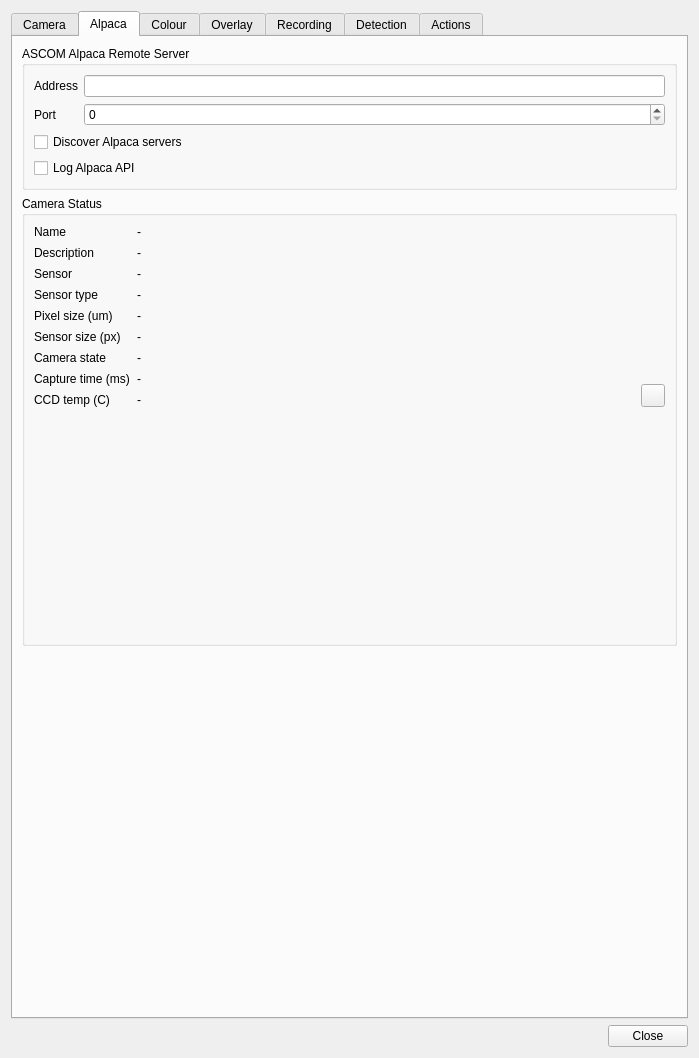
The window that plugins/feature/camera/camerasettingsdialog.ui (srcejon/sdrangel) describes before a commit, drawn with Qt 5.
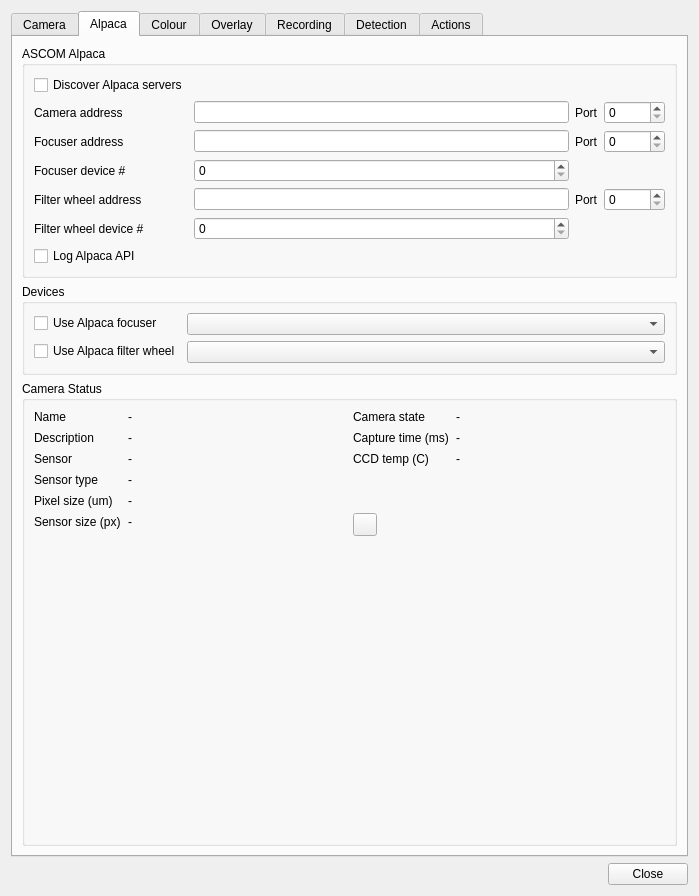
The same window after the commit. The open tabs and pages were chosen to show the change. Icons and pictures are not drawn.

Diff of the .ui file:
```diff
--- a/plugins/feature/camera/camerasettingsdialog.ui
+++ b/plugins/feature/camera/camerasettingsdialog.ui
@@ -6,8 +6,8 @@
    <rect>
     <x>0</x>
     <y>0</y>
-    <width>683</width>
-    <height>710</height>
+    <width>687</width>
+    <height>896</height>
    </rect>
   </property>
   <property name="windowTitle">
@@ -17,7 +17,7 @@
    <item>
     <widget class="QTabWidget" name="tabWidget">
      <property name="currentIndex">
-      <number>0</number>
+      <number>1</number>
      </property>
      <widget class="QWidget" name="cameraTab">
       <attribute name="title">
@@ -581,180 +581,45 @@
            </widget>
           </widget>
          </item>
-       </layout>
-       </item>
-       <item>
-       <widget class="QGroupBox" name="alpacaFocuserGroup">
-         <property name="title">
-          <string>Alpaca Focuser</string>
-         </property>
-         <layout class="QFormLayout" name="alpacaFocuserLayout">
-          <item row="0" column="0" colspan="2">
-           <widget class="QCheckBox" name="alpacaFocuserEnabledCheck">
-            <property name="text">
-             <string>Use Alpaca focuser</string>
-            </property>
-           </widget>
-          </item>
-         <item row="1" column="0">
-          <widget class="QLabel" name="alpacaFocuserComboLabel">
+         <item row="18" column="0">
+          <widget class="QLabel" name="alpacaFocusPositionLabel">
            <property name="text">
-            <string>Focuser</string>
+            <string>Focus position</string>
            </property>
           </widget>
          </item>
-         <item row="1" column="1">
-          <widget class="QComboBox" name="alpacaFocuserCombo">
-           <property name="toolTip">
-            <string>Discovered Alpaca focusers</string>
+         <item row="18" column="1">
+          <widget class="QSpinBox" name="alpacaFocusPositionSpin">
+           <property name="maximum">
+            <number>1000000</number>
            </property>
           </widget>
          </item>
-         <item row="2" column="0">
-          <widget class="QLabel" name="alpacaFocuserHostLabel">
+         <item row="20" column="0">
+          <widget class="QLabel" name="alpacaFocusStepSizeLabel">
            <property name="text">
-            <string>Focuser host</string>
+            <string>Focus step size</string>
            </property>
           </widget>
          </item>
-          <item row="2" column="1">
-           <widget class="QLineEdit" name="alpacaFocuserHostEdit"/>
-          </item>
-          <item row="3" column="0">
-           <widget class="QLabel" name="alpacaFocuserPortLabel">
-            <property name="text">
-             <string>Focuser port</string>
-            </property>
-           </widget>
-          </item>
-          <item row="3" column="1">
-           <widget class="QSpinBox" name="alpacaFocuserPortSpin">
-            <property name="maximum">
-             <number>65535</number>
-            </property>
-           </widget>
-          </item>
-          <item row="4" column="0">
-           <widget class="QLabel" name="alpacaFocuserDeviceNumberLabel">
-            <property name="text">
-             <string>Focuser device #</string>
-            </property>
-           </widget>
-          </item>
-          <item row="4" column="1">
-           <widget class="QSpinBox" name="alpacaFocuserDeviceNumberSpin">
-            <property name="maximum">
-             <number>1024</number>
-            </property>
-           </widget>
-          </item>
-          <item row="5" column="0">
-           <widget class="QLabel" name="alpacaFocusPositionLabel">
-            <property name="text">
-             <string>Focus position</string>
-            </property>
-           </widget>
-          </item>
-          <item row="5" column="1">
-           <widget class="QSpinBox" name="alpacaFocusPositionSpin">
-            <property name="maximum">
-             <number>1000000</number>
-            </property>
-           </widget>
-          </item>
-          <item row="6" column="0">
-           <widget class="QLabel" name="alpacaFocusStepSizeLabel">
-            <property name="text">
-             <string>Focus step size</string>
-            </property>
-           </widget>
-          </item>
-          <item row="6" column="1">
-           <widget class="QSpinBox" name="alpacaFocusStepSizeSpin">
-            <property name="minimum">
-             <number>1</number>
-            </property>
-            <property name="maximum">
-             <number>100000</number>
-            </property>
-           </widget>
-          </item>
-        </layout>
-       </widget>
-      </item>
-      <item>
-       <widget class="QGroupBox" name="alpacaFilterWheelGroup">
-        <property name="title">
-         <string>Alpaca Filter Wheel</string>
-        </property>
-        <layout class="QFormLayout" name="alpacaFilterWheelLayout">
-         <item row="0" column="0" colspan="2">
-          <widget class="QCheckBox" name="alpacaFilterWheelEnabledCheck">
-           <property name="text">
-            <string>Use Alpaca filter wheel</string>
+         <item row="20" column="1">
+          <widget class="QSpinBox" name="alpacaFocusStepSizeSpin">
+           <property name="minimum">
+            <number>1</number>
            </property>
-          </widget>
-         </item>
-         <item row="1" column="0">
-          <widget class="QLabel" name="alpacaFilterWheelComboLabel">
-           <property name="text">
-            <string>Filter wheel</string>
-           </property>
-          </widget>
-         </item>
-         <item row="1" column="1">
-          <widget class="QComboBox" name="alpacaFilterWheelCombo">
-           <property name="toolTip">
-            <string>Discovered Alpaca filter wheels</string>
-           </property>
-          </widget>
-         </item>
-         <item row="2" column="0">
-          <widget class="QLabel" name="alpacaFilterWheelHostLabel">
-           <property name="text">
-            <string>Filter wheel host</string>
-           </property>
-          </widget>
-         </item>
-         <item row="2" column="1">
-          <widget class="QLineEdit" name="alpacaFilterWheelHostEdit"/>
-         </item>
-         <item row="3" column="0">
-          <widget class="QLabel" name="alpacaFilterWheelPortLabel">
-           <property name="text">
-            <string>Filter wheel port</string>
-           </property>
-          </widget>
-         </item>
-         <item row="3" column="1">
-          <widget class="QSpinBox" name="alpacaFilterWheelPortSpin">
            <property name="maximum">
-            <number>65535</number>
+            <number>100000</number>
            </property>
           </widget>
          </item>
-         <item row="4" column="0">
-          <widget class="QLabel" name="alpacaFilterWheelDeviceNumberLabel">
-           <property name="text">
-            <string>Filter wheel device #</string>
-           </property>
-          </widget>
-         </item>
-         <item row="4" column="1">
-          <widget class="QSpinBox" name="alpacaFilterWheelDeviceNumberSpin">
-           <property name="maximum">
-            <number>1024</number>
-           </property>
-          </widget>
-         </item>
-         <item row="5" column="0">
+         <item row="21" column="0">
           <widget class="QLabel" name="alpacaFilterWheelPositionLabel">
            <property name="text">
             <string>Filter</string>
            </property>
           </widget>
          </item>
-         <item row="5" column="1">
+         <item row="21" column="1">
           <widget class="QComboBox" name="alpacaFilterWheelPositionCombo">
            <property name="toolTip">
             <string>Filter wheel position using the Alpaca names list</string>
@@ -762,10 +627,9 @@
           </widget>
          </item>
         </layout>
-       </widget>
-      </item>
-      <item>
-       <spacer name="verticalSpacer_5">
+       </item>
+       <item>
+        <spacer name="verticalSpacer_5">
          <property name="orientation">
           <enum>Qt::Orientation::Vertical</enum>
          </property>
@@ -787,41 +651,20 @@
        <item>
         <widget class="QGroupBox" name="alpacaServerSettingsGroup">
          <property name="title">
-          <string>ASCOM Alpaca Remote Server</string>
+          <string>ASCOM Alpaca</string>
          </property>
-         <layout class="QFormLayout" name="formLayout">
+         <layout class="QGridLayout" name="gridLayout_10">
+          <item row="3" column="1">
+           <widget class="QLineEdit" name="alpacaFocuserHostEdit"/>
+          </item>
+          <item row="5" column="0">
+           <widget class="QLabel" name="alpacaFocuserDeviceNumberLabel">
+            <property name="text">
+             <string>Focuser device #</string>
+            </property>
+           </widget>
+          </item>
           <item row="0" column="0">
-           <widget class="QLabel" name="alpacaHostLabel">
-            <property name="text">
-             <string>Address</string>
-            </property>
-           </widget>
-          </item>
-          <item row="0" column="1">
-           <widget class="QLineEdit" name="alpacaHostEdit">
-            <property name="toolTip">
-             <string>IP address / hostname of ASCOM Remote Server</string>
-            </property>
-           </widget>
-          </item>
-          <item row="1" column="0">
-           <widget class="QLabel" name="alpacaPortLabel">
-            <property name="text">
-             <string>Port</string>
-            </property>
-           </widget>
-          </item>
-          <item row="1" column="1">
-           <widget class="QSpinBox" name="alpacaPortSpin">
-            <property name="toolTip">
-             <string>IP port number for ASCOM Remote Server</string>
-            </property>
-            <property name="maximum">
-             <number>65535</number>
-            </property>
-           </widget>
-          </item>
-          <item row="2" column="0" colspan="2">
            <widget class="QCheckBox" name="alpacaDiscoveryCheck">
             <property name="toolTip">
              <string>Discover Alpaca servers on the local network and populate the camera list from the responses</string>
@@ -831,7 +674,28 @@
             </property>
            </widget>
           </item>
-          <item row="3" column="0" colspan="2">
+          <item row="6" column="0">
+           <widget class="QLabel" name="alpacaFilterWheelHostLabel">
+            <property name="text">
+             <string>Filter wheel address</string>
+            </property>
+           </widget>
+          </item>
+          <item row="5" column="1">
+           <widget class="QSpinBox" name="alpacaFocuserDeviceNumberSpin">
+            <property name="maximum">
+             <number>1024</number>
+            </property>
+           </widget>
+          </item>
+          <item row="8" column="1">
+           <widget class="QSpinBox" name="alpacaFilterWheelDeviceNumberSpin">
+            <property name="maximum">
+             <number>1024</number>
+            </property>
+           </widget>
+          </item>
+          <item row="9" column="0">
            <widget class="QCheckBox" name="alpacaApiLogCheck">
             <property name="toolTip">
              <string>Log Alpaca API requests and responses using qDebug</string>
@@ -841,6 +705,119 @@
             </property>
            </widget>
           </item>
+          <item row="8" column="0">
+           <widget class="QLabel" name="alpacaFilterWheelDeviceNumberLabel">
+            <property name="text">
+             <string>Filter wheel device #</string>
+            </property>
+           </widget>
+          </item>
+          <item row="1" column="2">
+           <widget class="QLabel" name="alpacaPortLabel">
+            <property name="text">
+             <string>Port</string>
+            </property>
+           </widget>
+          </item>
+          <item row="1" column="1">
+           <widget class="QLineEdit" name="alpacaHostEdit">
+            <property name="toolTip">
+             <string>IP address / hostname of ASCOM Remote Server</string>
+            </property>
+           </widget>
+          </item>
+          <item row="6" column="1">
+           <widget class="QLineEdit" name="alpacaFilterWheelHostEdit"/>
+          </item>
+          <item row="3" column="0">
+           <widget class="QLabel" name="alpacaFocuserHostLabel">
+            <property name="text">
+             <string>Focuser address</string>
+            </property>
+           </widget>
+          </item>
+          <item row="1" column="0">
+           <widget class="QLabel" name="alpacaHostLabel">
+            <property name="text">
+             <string>Camera address</string>
+            </property>
+           </widget>
+          </item>
+          <item row="1" column="3">
+           <widget class="QSpinBox" name="alpacaPortSpin">
+            <property name="toolTip">
+             <string>IP port number for ASCOM Remote Server</string>
+            </property>
+            <property name="maximum">
+             <number>65535</number>
+            </property>
+           </widget>
+          </item>
+          <item row="3" column="2">
+           <widget class="QLabel" name="alpacaFocuserPortLabel">
+            <property name="text">
+             <string>Port</string>
+            </property>
+           </widget>
+          </item>
+          <item row="3" column="3">
+           <widget class="QSpinBox" name="alpacaFocuserPortSpin">
+            <property name="maximum">
+             <number>65535</number>
+            </property>
+           </widget>
+          </item>
+          <item row="6" column="2">
+           <widget class="QLabel" name="alpacaFilterWheelPortLabel">
+            <property name="text">
+             <string>Port</string>
+            </property>
+           </widget>
+          </item>
+          <item row="6" column="3">
+           <widget class="QSpinBox" name="alpacaFilterWheelPortSpin">
+            <property name="maximum">
+             <number>65535</number>
+            </property>
+           </widget>
+          </item>
+         </layout>
+        </widget>
+       </item>
+       <item>
+        <widget class="QGroupBox" name="alpacaDevicesGroup">
+         <property name="title">
+          <string>Devices</string>
+         </property>
+         <layout class="QFormLayout" name="formLayout_3">
+          <item row="0" column="0">
+           <widget class="QCheckBox" name="alpacaFocuserEnabledCheck">
+            <property name="text">
+             <string>Use Alpaca focuser</string>
+            </property>
+           </widget>
+          </item>
+          <item row="0" column="1">
+           <widget class="QComboBox" name="alpacaFocuserCombo">
+            <property name="toolTip">
+             <string>Discovered Alpaca focusers</string>
+            </property>
+           </widget>
+          </item>
+          <item row="1" column="0">
+           <widget class="QCheckBox" name="alpacaFilterWheelEnabledCheck">
+            <property name="text">
+             <string>Use Alpaca filter wheel</string>
+            </property>
+           </widget>
+          </item>
+          <item row="1" column="1">
+           <widget class="QComboBox" name="alpacaFilterWheelCombo">
+            <property name="toolTip">
+             <string>Discovered Alpaca filter wheels</string>
+            </property>
+           </widget>
+          </item>
          </layout>
         </widget>
        </item>
@@ -941,53 +918,32 @@
                 </property>
                </widget>
               </item>
-              <item row="6" column="0">
-               <widget class="QLabel" name="cameraStateTextLabel">
-                <property name="text">
-                 <string>Camera state</string>
-                </property>
-               </widget>
-              </item>
-              <item row="6" column="1">
+             </layout>
+            </item>
+            <item>
+             <layout class="QGridLayout" name="gridLayout_9">
+              <item row="0" column="1">
                <widget class="QLabel" name="cameraStateLabel">
                 <property name="text">
                  <string>-</string>
                 </property>
                </widget>
               </item>
-              <item row="7" column="0">
-               <widget class="QLabel" name="captureTimeTextLabel">
-                <property name="text">
-                 <string>Capture time (ms)</string>
-                </property>
-               </widget>
-              </item>
-              <item row="7" column="1">
+              <item row="1" column="1">
                <widget class="QLabel" name="captureTimeLabel">
                 <property name="text">
                  <string>-</string>
                 </property>
                </widget>
               </item>
-              <item row="8" column="0">
-               <widget class="QLabel" name="ccdTempTextLabel">
+              <item row="0" column="0">
+               <widget class="QLabel" name="cameraStateTextLabel">
                 <property name="text">
-                 <string>CCD temp (C)</string>
+                 <string>Camera state</string>
                 </property>
                </widget>
               </item>
-              <item row="8" column="1">
-               <widget class="QLabel" name="ccdTempLabel">
-                <property name="text">
-                 <string>-</string>
-                </property>
-               </widget>
-              </item>
-             </layout>
-            </item>
-            <item>
-             <layout class="QVBoxLayout" name="alpacaLayout_3">
-              <item>
+              <item row="3" column="0">
                <spacer name="alpacaSpacer">
                 <property name="orientation">
                  <enum>Qt::Orientation::Vertical</enum>
@@ -1000,7 +956,28 @@
                 </property>
                </spacer>
               </item>
-              <item>
+              <item row="2" column="0">
+               <widget class="QLabel" name="ccdTempTextLabel">
+                <property name="text">
+                 <string>CCD temp (C)</string>
+                </property>
+               </widget>
+              </item>
+              <item row="1" column="0">
+               <widget class="QLabel" name="captureTimeTextLabel">
+                <property name="text">
+                 <string>Capture time (ms)</string>
+                </property>
+               </widget>
+              </item>
+              <item row="2" column="1">
+               <widget class="QLabel" name="ccdTempLabel">
+                <property name="text">
+                 <string>-</string>
+                </property>
+               </widget>
+              </item>
+              <item row="4" column="0">
                <widget class="QToolButton" name="clearChart">
                 <property name="toolTip">
                  <string>Clear chart</string>
@@ -1018,19 +995,6 @@
             </item>
            </layout>
           </item>
-          <item>
-           <spacer name="alpacaSpacer_2">
-            <property name="orientation">
-             <enum>Qt::Orientation::Horizontal</enum>
-            </property>
-            <property name="sizeHint" stdset="0">
-             <size>
-              <width>40</width>
-              <height>20</height>
-             </size>
-            </property>
-           </spacer>
-          </item>
           <item>
            <widget class="QWidget" name="alpacaTempChartContainer" native="true">
             <property name="minimumSize">
@@ -1041,22 +1005,22 @@
             </property>
            </widget>
           </item>
+          <item>
+           <spacer name="verticalSpacer_2">
+            <property name="orientation">
+             <enum>Qt::Orientation::Vertical</enum>
+            </property>
+            <property name="sizeHint" stdset="0">
+             <size>
+              <width>20</width>
+              <height>40</height>
+             </size>
+            </property>
+           </spacer>
+          </item>
          </layout>
         </widget>
        </item>
-       <item>
-        <spacer name="alpacaVerticalSpacer">
-         <property name="orientation">
-          <enum>Qt::Orientation::Vertical</enum>
-         </property>
-         <property name="sizeHint" stdset="0">
-          <size>
-           <width>20</width>
-           <height>40</height>
-          </size>
-         </property>
-        </spacer>
-       </item>
       </layout>
      </widget>
      <widget class="QWidget" name="colourTab">
```
